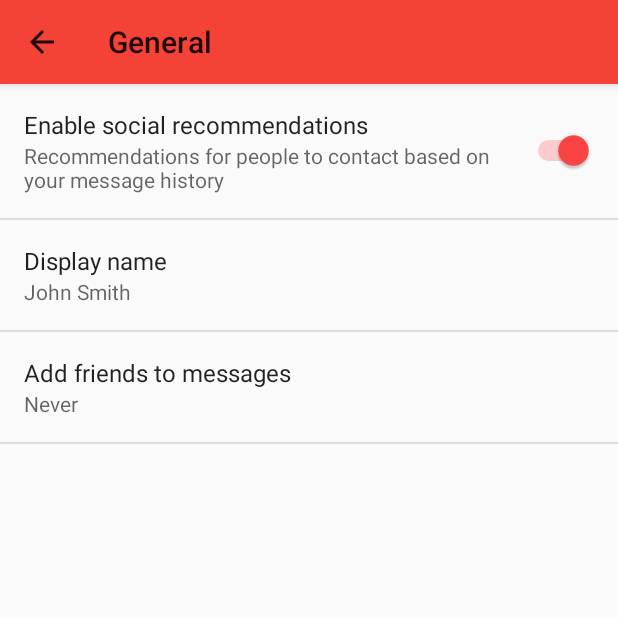
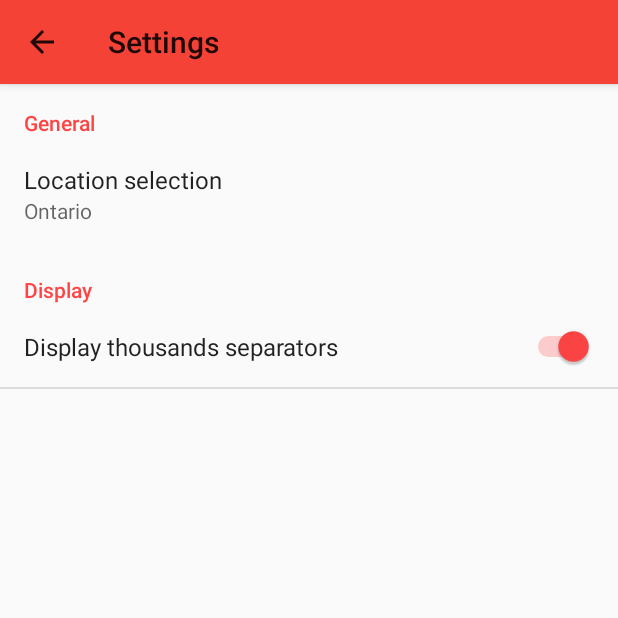
Before and after one commit to teddy-gustiaux/canadian-sales-tax-calculator, an Android app: the SettingsActivity screen opened directly, with no data from a screen before it, after a tap on "General", on a phone screen of 412 x 824 dp, the top half of it. Run offline under Robolectric (Android 15) with nearby library versions, the phone set to English and light mode, and no system bars.

Commit message:
Added app preferences menu

```diff
--- a/app/src/main/AndroidManifest.xml
+++ b/app/src/main/AndroidManifest.xml
@@ -24,7 +24,7 @@
         </activity>
         <activity
             android:name=".SettingsActivity"
-            android:label="@string/title_activity_settings"
+            android:label="@string/action_settings"
             android:parentActivityName=".MainActivity">
             <meta-data
                 android:name="android.support.PARENT_ACTIVITY"
--- a/app/src/main/java/com/gustiaux/canadiansalestaxcalculator/SettingsActivity.java
+++ b/app/src/main/java/com/gustiaux/canadiansalestaxcalculator/SettingsActivity.java
@@ -5,9 +5,6 @@ import android.annotation.TargetApi;
 import android.content.Context;
 import android.content.Intent;
 import android.content.res.Configuration;
-import android.media.Ringtone;
-import android.media.RingtoneManager;
-import android.net.Uri;
 import android.os.Build;
 import android.os.Bundle;
 import android.preference.ListPreference;
@@ -16,8 +13,6 @@ import android.preference.PreferenceActivity;
 import android.support.v7.app.ActionBar;
 import android.preference.PreferenceFragment;
 import android.preference.PreferenceManager;
-import android.preference.RingtonePreference;
-import android.text.TextUtils;
 import android.view.MenuItem;
 import android.support.v4.app.NavUtils;
 
@@ -55,28 +50,6 @@ public class SettingsActivity extends AppCompatPreferenceActivity {
                         index >= 0
                                 ? listPreference.getEntries()[index]
                                 : null);
-
-            } else if (preference instanceof RingtonePreference) {
-                // For ringtone preferences, look up the correct display value
-                // using RingtoneManager.
-                if (TextUtils.isEmpty(stringValue)) {
-                    // Empty values correspond to 'silent' (no ringtone).
-                    preference.setSummary(R.string.pref_ringtone_silent);
-
-                } else {
-                    Ringtone ringtone = RingtoneManager.getRingtone(
-                            preference.getContext(), Uri.parse(stringValue));
-
-                    if (ringtone == null) {
-                        // Clear the summary if there was a lookup error.
-                        preference.setSummary(null);
-                    } else {
-                        // Set the summary to reflect the new ringtone display
-                        // name.
-                        String name = ringtone.getTitle(preference.getContext());
-                        preference.setSummary(name);
-                    }
-                }
 
             } else {
                 // For all other preferences, set the summary to the value's
@@ -121,6 +94,9 @@ public class SettingsActivity extends AppCompatPreferenceActivity {
     protected void onCreate(Bundle savedInstanceState) {
         super.onCreate(savedInstanceState);
         setupActionBar();
+        // Display the fragment as the main content.
+        getFragmentManager().beginTransaction().replace(android.R.id.content,
+                new PreferencesFragment()).commit();
     }
 
     /**
@@ -160,7 +136,6 @@ public class SettingsActivity extends AppCompatPreferenceActivity {
     @Override
     @TargetApi(Build.VERSION_CODES.HONEYCOMB)
     public void onBuildHeaders(List<Header> target) {
-        loadHeadersFromResource(R.xml.pref_headers, target);
     }
 
     /**
@@ -169,9 +144,7 @@ public class SettingsActivity extends AppCompatPreferenceActivity {
      */
     protected boolean isValidFragment(String fragmentName) {
         return PreferenceFragment.class.getName().equals(fragmentName)
-                || GeneralPreferenceFragment.class.getName().equals(fragmentName)
-                || DataSyncPreferenceFragment.class.getName().equals(fragmentName)
-                || NotificationPreferenceFragment.class.getName().equals(fragmentName);
+                || PreferencesFragment.class.getName().equals(fragmentName);
     }
 
     /**
@@ -179,79 +152,13 @@ public class SettingsActivity extends AppCompatPreferenceActivity {
      * activity is showing a two-pane settings UI.
      */
     @TargetApi(Build.VERSION_CODES.HONEYCOMB)
-    public static class GeneralPreferenceFragment extends PreferenceFragment {
+    public static class PreferencesFragment extends PreferenceFragment {
         @Override
         public void onCreate(Bundle savedInstanceState) {
             super.onCreate(savedInstanceState);
-            addPreferencesFromResource(R.xml.pref_general);
+            addPreferencesFromResource(R.xml.preferences);
             setHasOptionsMenu(true);
-
-            // Bind the summaries of EditText/List/Dialog/Ringtone preferences
-            // to their values. When their values change, their summaries are
-            // updated to reflect the new value, per the Android Design
-            // guidelines.
-            bindPreferenceSummaryToValue(findPreference("example_text"));
-            bindPreferenceSummaryToValue(findPreference("example_list"));
-        }
-
-        @Override
-        public boolean onOptionsItemSelected(MenuItem item) {
-            int id = item.getItemId();
-            if (id == android.R.id.home) {
-                startActivity(new Intent(getActivity(), SettingsActivity.class));
-                return true;
-            }
-            return super.onOptionsItemSelected(item);
-        }
-    }
-
-    /**
-     * This fragment shows notification preferences only. It is used when the
-     * activity is showing a two-pane settings UI.
-     */
-    @TargetApi(Build.VERSION_CODES.HONEYCOMB)
-    public static class NotificationPreferenceFragment extends PreferenceFragment {
-        @Override
-        public void onCreate(Bundle savedInstanceState) {
-            super.onCreate(savedInstanceState);
-            addPreferencesFromResource(R.xml.pref_notification);
-            setHasOptionsMenu(true);
-
-            // Bind the summaries of EditText/List/Dialog/Ringtone preferences
-            // to their values. When their values change, their summaries are
-            // updated to reflect the new value, per the Android Design
-            // guidelines.
-            bindPreferenceSummaryToValue(findPreference("notifications_new_message_ringtone"));
-        }
-
-        @Override
-        public boolean onOptionsItemSelected(MenuItem item) {
-            int id = item.getItemId();
-            if (id == android.R.id.home) {
-                startActivity(new Intent(getActivity(), SettingsActivity.class));
-                return true;
-            }
-            return super.onOptionsItemSelected(item);
-        }
-    }
-
-    /**
-     * This fragment shows data and sync preferences only. It is used when the
-     * activity is showing a two-pane settings UI.
-     */
-    @TargetApi(Build.VERSION_CODES.HONEYCOMB)
-    public static class DataSyncPreferenceFragment extends PreferenceFragment {
-        @Override
-        public void onCreate(Bundle savedInstanceState) {
-            super.onCreate(savedInstanceState);
-            addPreferencesFromResource(R.xml.pref_data_sync);
-            setHasOptionsMenu(true);
-
-            // Bind the summaries of EditText/List/Dialog/Ringtone preferences
-            // to their values. When their values change, their summaries are
-            // updated to reflect the new value, per the Android Design
-            // guidelines.
-            bindPreferenceSummaryToValue(findPreference("sync_frequency"));
+            bindPreferenceSummaryToValue(findPreference("location_list"));
         }
 
         @Override
--- a/app/src/main/res/values/strings.xml
+++ b/app/src/main/res/values/strings.xml
@@ -3,82 +3,64 @@
     <string name="app_label">Sales Tax Calculator</string>
     <string name="app_short_label">Sales Tax</string>
     <string name="action_settings">Settings</string>
-    <string name="wrong_number">"This number does not seem right..."</string>
     <string name="default_result">"0"</string>
     <string name="input_too_long">"This item is probably too expensive..."</string>
     <string name="dollarSign">$</string>
     <string name="clear_button">Clear</string>
-    <string name="title_activity_settings">Settings</string>
 
     <!-- Strings related to Settings -->
 
+    <string name="AL">AL</string>
+    <string name="BC">BC</string>
+    <string name="MB">MB</string>
+    <string name="NB">NB</string>
+    <string name="NL">NL</string>
+    <string name="NT">NT</string>
+    <string name="NS">NS</string>
+    <string name="NU">NU</string>
+    <string name="ON">ON</string>
+    <string name="QC">QC</string>
+    <string name="PE">PE</string>
+    <string name="SK">SK</string>
+    <string name="YT">YT</string>
+
+
     <!-- Example General settings -->
     <string name="pref_header_general">General</string>
+    <string name="pref_header_display">Display</string>
 
-    <string name="pref_title_social_recommendations">Enable social recommendations</string>
-    <string name="pref_description_social_recommendations">Recommendations for people to contact
-        based on your message history
-    </string>
+    <string name="pref_thousands_separators">Display thousands separators</string>
 
-    <string name="pref_title_display_name">Display name</string>
-    <string name="pref_default_display_name">John Smith</string>
-
-    <string name="pref_title_add_friends_to_messages">Add friends to messages</string>
-    <string-array name="pref_example_list_titles">
-        <item>Always</item>
-        <item>When possible</item>
-        <item>Never</item>
+    <string name="pref_title_location">Location selection</string>
+    <string-array name="pref_location_list">
+        <item>Alberta</item>
+        <item>British Columbia</item>
+        <item>Manitoba</item>
+        <item>New Brunswick</item>
+        <item>Newfoundland and Labrador</item>
+        <item>Northwest Territories</item>
+        <item>Nova Scotia</item>
+        <item>Nunavut</item>
+        <item>Ontario</item>
+        <item>Quebec</item>
+        <item>Prince Edward Island</item>
+        <item>Saskatchewan</item>
+        <item>Yukon</item>
     </string-array>
-    <string-array name="pref_example_list_values">
-        <item>1</item>
-        <item>0</item>
-        <item>-1</item>
+    <string-array name="pref_location_list_values">
+        <item>@string/AL</item>
+        <item>@string/BC</item>
+        <item>@string/MB</item>
+        <item>@string/NB</item>
+        <item>@string/NL</item>
+        <item>@string/NT</item>
+        <item>@string/NS</item>
+        <item>@string/NU</item>
+        <item>@string/ON</item>
+        <item>@string/QC</item>
+        <item>@string/PE</item>
+        <item>@string/SK</item>
+        <item>@string/YT</item>
     </string-array>
 
-    <!-- Example settings for Data & Sync -->
-    <string name="pref_header_data_sync">Data &amp; sync</string>
-
-    <string name="pref_title_sync_frequency">Sync frequency</string>
-    <string-array name="pref_sync_frequency_titles">
-        <item>15 minutes</item>
-        <item>30 minutes</item>
-        <item>1 hour</item>
-        <item>3 hours</item>
-        <item>6 hours</item>
-        <item>Never</item>
-    </string-array>
-    <string-array name="pref_sync_frequency_values">
-        <item>15</item>
-        <item>30</item>
-        <item>60</item>
-        <item>180</item>
-        <item>360</item>
-        <item>-1</item>
-    </string-array>
-
-    <string-array name="list_preference_entries">
-        <item>Entry 1</item>
-        <item>Entry 2</item>
-        <item>Entry 3</item>
-    </string-array>
-
-    <string-array name="list_preference_entry_values">
-        <item>1</item>
-        <item>2</item>
-        <item>3</item>
-    </string-array>
-
-    <string-array name="multi_select_list_preference_default_value" />
-
-    <string name="pref_title_system_sync_settings">System sync settings</string>
-
-    <!-- Example settings for Notifications -->
-    <string name="pref_header_notifications">Notifications</string>
-
-    <string name="pref_title_new_message_notifications">New message notifications</string>
-
-    <string name="pref_title_ringtone">Ringtone</string>
-    <string name="pref_ringtone_silent">Silent</string>
-
-    <string name="pref_title_vibrate">Vibrate</string>
 </resources>
--- a/app/src/main/res/xml/pref_data_sync.xml
+++ /dev/null
@@ -1,21 +0,0 @@
-<PreferenceScreen xmlns:android="http://schemas.android.com/apk/res/android">
-
-    <!-- NOTE: Hide buttons to simplify the UI. Users can touch outside the dialog to
-         dismiss it. -->
-    <!-- NOTE: ListPreference's summary should be set to its value by the activity code. -->
-    <ListPreference
-        android:defaultValue="180"
-        android:entries="@array/pref_sync_frequency_titles"
-        android:entryValues="@array/pref_sync_frequency_values"
-        android:key="sync_frequency"
-        android:negativeButtonText="@null"
-        android:positiveButtonText="@null"
-        android:title="@string/pref_title_sync_frequency" />
-
-    <!-- This preference simply launches an intent when selected. Use this UI sparingly, per
-         design guidelines. -->
-    <Preference android:title="@string/pref_title_system_sync_settings">
-        <intent android:action="android.settings.SYNC_SETTINGS" />
-    </Preference>
-
-</PreferenceScreen>
--- a/app/src/main/res/xml/pref_general.xml
+++ /dev/null
@@ -1,33 +0,0 @@
-<PreferenceScreen xmlns:android="http://schemas.android.com/apk/res/android">
-
-    <SwitchPreference
-        android:defaultValue="true"
-        android:key="example_switch"
-        android:summary="@string/pref_description_social_recommendations"
-        android:title="@string/pref_title_social_recommendations" />
-
-    <!-- NOTE: EditTextPreference accepts EditText attributes. -->
-    <!-- NOTE: EditTextPreference's summary should be set to its value by the activity code. -->
-    <EditTextPreference
-        android:capitalize="words"
-        android:defaultValue="@string/pref_default_display_name"
-        android:inputType="textCapWords"
-        android:key="example_text"
-        android:maxLines="1"
-        android:selectAllOnFocus="true"
-        android:singleLine="true"
-        android:title="@string/pref_title_display_name" />
-
-    <!-- NOTE: Hide buttons to simplify the UI. Users can touch outside the dialog to
-         dismiss it. -->
-    <!-- NOTE: ListPreference's summary should be set to its value by the activity code. -->
-    <ListPreference
-        android:defaultValue="-1"
-        android:entries="@array/pref_example_list_titles"
-        android:entryValues="@array/pref_example_list_values"
-        android:key="example_list"
-        android:negativeButtonText="@null"
-        android:positiveButtonText="@null"
-        android:title="@string/pref_title_add_friends_to_messages" />
-
-</PreferenceScreen>
--- a/app/src/main/res/xml/pref_headers.xml
+++ /dev/null
@@ -1,20 +0,0 @@
-<preference-headers xmlns:android="http://schemas.android.com/apk/res/android">
-
-    <!-- These settings headers are only used on tablets. -->
-
-    <header
-        android:fragment="com.gustiaux.canadiansalestaxcalculator.SettingsActivity$GeneralPreferenceFragment"
-        android:icon="@drawable/ic_info_black_24dp"
-        android:title="@string/pref_header_general" />
-
-    <header
-        android:fragment="com.gustiaux.canadiansalestaxcalculator.SettingsActivity$NotificationPreferenceFragment"
-        android:icon="@drawable/ic_notifications_black_24dp"
-        android:title="@string/pref_header_notifications" />
-
-    <header
-        android:fragment="com.gustiaux.canadiansalestaxcalculator.SettingsActivity$DataSyncPreferenceFragment"
-        android:icon="@drawable/ic_sync_black_24dp"
-        android:title="@string/pref_header_data_sync" />
-
-</preference-headers>
--- a/app/src/main/res/xml/pref_notification.xml
+++ /dev/null
@@ -1,27 +0,0 @@
-<PreferenceScreen xmlns:android="http://schemas.android.com/apk/res/android">
-
-    <!-- A 'parent' preference, which enables/disables child preferences (below)
-         when checked/unchecked. -->
-    <SwitchPreference
-        android:defaultValue="true"
-        android:key="notifications_new_message"
-        android:title="@string/pref_title_new_message_notifications" />
-
-    <!-- Allows the user to choose a ringtone in the 'notification' category. -->
-    <!-- NOTE: This preference will be enabled only when the checkbox above is checked. -->
-    <!-- NOTE: RingtonePreference's summary should be set to its value by the activity code. -->
-    <RingtonePreference
-        android:defaultValue="content://settings/system/notification_sound"
-        android:dependency="notifications_new_message"
-        android:key="notifications_new_message_ringtone"
-        android:ringtoneType="notification"
-        android:title="@string/pref_title_ringtone" />
-
-    <!-- NOTE: This preference will be enabled only when the checkbox above is checked. -->
-    <SwitchPreference
-        android:defaultValue="true"
-        android:dependency="notifications_new_message"
-        android:key="notifications_new_message_vibrate"
-        android:title="@string/pref_title_vibrate" />
-
-</PreferenceScreen>
--- /dev/null
+++ b/app/src/main/res/xml/preferences.xml
@@ -0,0 +1,32 @@
+<PreferenceScreen xmlns:tools="http://schemas.android.com/tools"
+    xmlns:android="http://schemas.android.com/apk/res/android">
+
+
+    <PreferenceCategory
+        android:title="@string/pref_header_general" >
+
+    <!-- NOTE: Hide buttons to simplify the UI. Users can touch outside the dialog to
+         dismiss it. -->
+    <!-- NOTE: ListPreference's summary should be set to its value by the activity code. -->
+        <ListPreference
+            android:defaultValue="@string/ON"
+            android:entries="@array/pref_location_list"
+            android:entryValues="@array/pref_location_list_values"
+            android:key="location_list"
+            android:negativeButtonText="@null"
+            android:positiveButtonText="@null"
+            android:title="@string/pref_title_location"/>
+
+    </PreferenceCategory>
+
+    <PreferenceCategory
+        android:title="@string/pref_header_display">
+
+    <SwitchPreference
+        android:defaultValue="true"
+        android:key="separator_switch"
+        android:title="@string/pref_thousands_separators" />
+
+    </PreferenceCategory>
+
+</PreferenceScreen>
```
